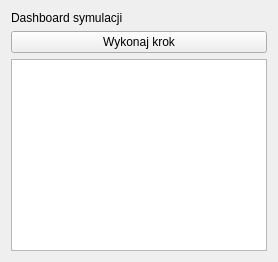
The window that src/frontend/views/dashboardview.ui (Phospo/FBDS) describes before a commit, drawn with Qt 5.
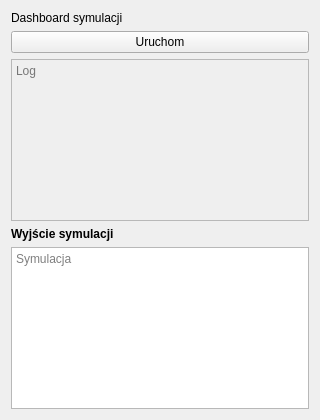
The same window after the commit.

Patch:
```diff
--- a/src/frontend/views/dashboardview.ui
+++ b/src/frontend/views/dashboardview.ui
@@ -2,6 +2,14 @@
 <ui version="4.0">
  <class>DashboardView</class>
  <widget class="QWidget" name="DashboardView">
+  <property name="geometry">
+   <rect>
+    <x>0</x>
+    <y>0</y>
+    <width>320</width>
+    <height>420</height>
+   </rect>
+  </property>
   <property name="windowTitle">
    <string>Dashboard symulacji</string>
   </property>
@@ -16,14 +24,40 @@
    <item>
     <widget class="QPushButton" name="runStepButton">
      <property name="text">
-      <string>Wykonaj krok</string>
+      <string>Uruchom</string>
      </property>
     </widget>
    </item>
    <item>
     <widget class="QPlainTextEdit" name="logView">
+     <property name="enabled">
+      <bool>false</bool>
+     </property>
      <property name="readOnly">
       <bool>true</bool>
+     </property>
+     <property name="placeholderText">
+      <string>Log</string>
+     </property>
+    </widget>
+   </item>
+   <item>
+    <widget class="QLabel" name="simulationOutputLabel">
+     <property name="styleSheet">
+      <string notr="true">font-weight: 600;</string>
+     </property>
+     <property name="text">
+      <string>Wyjście symulacji</string>
+     </property>
+    </widget>
+   </item>
+   <item>
+    <widget class="QPlainTextEdit" name="simulationOutputView">
+     <property name="readOnly">
+      <bool>true</bool>
+     </property>
+     <property name="placeholderText">
+      <string>Symulacja</string>
      </property>
     </widget>
    </item>
```
